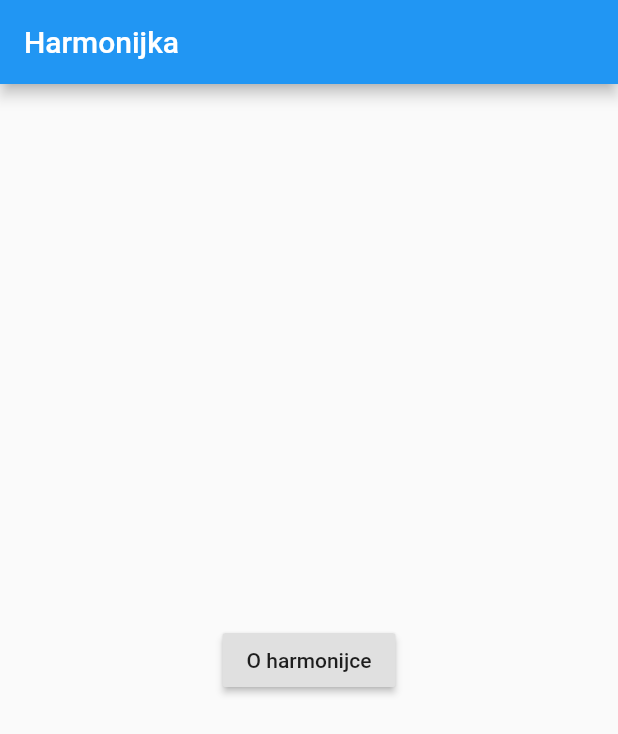
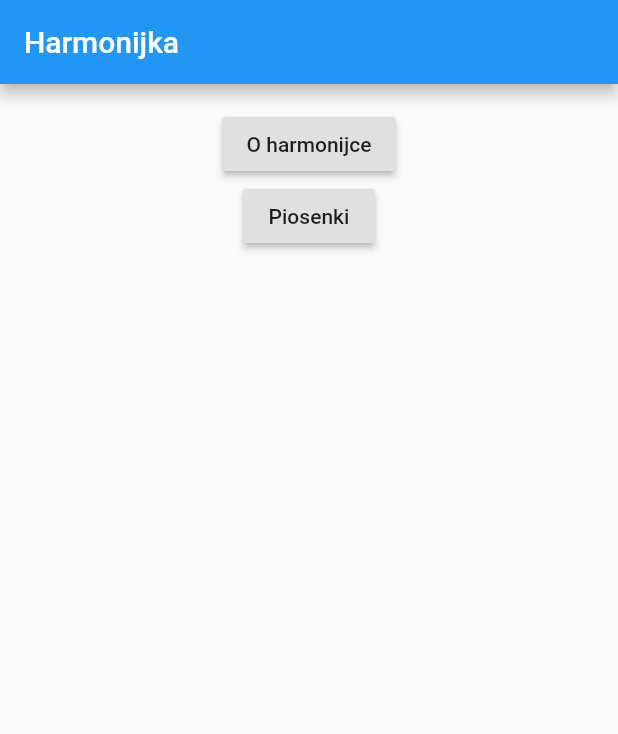
Before and after one commit to RobertKrzywina/Harmonica, a Flutter app: the screen it shows after launch, on a phone screen of 412 x 824 dp. Shown: the top 734 px of the screen. Run offline on Flutter 3.47's test engine with Material 2 defaults, Android fonts, the phone set to English and light mode, and no system bars.

Commit message:
Add songs schema

```diff
--- a/lib/main.dart
+++ b/lib/main.dart
@@ -1,5 +1,6 @@
 import 'package:flutter/material.dart';
 import 'package:harmonijka/aboutHarmonica.dart';
+import 'package:harmonijka/songs.dart';
 import 'shared/constants.dart';
 
 void main() => runApp(MyApp());
@@ -23,15 +24,28 @@ class HomeScreen extends StatelessWidget {
         appBar: AppBar(
           title: Text(HARMONICA),
         ),
-        body: Center(
-          child: RaisedButton(
+        body: Container(
+          padding: EdgeInsets.all(16.0),
+          width: MediaQuery.of(context).size.width,
+          child: Column(
+            children: <Widget>[
+              RaisedButton(
                 child: Text(ABOUT_HARMONICA),
                 onPressed: () {
                   Navigator.push(context,
                       MaterialPageRoute(builder: (context) => AboutHarmonica()));
                 },
               ),
+              RaisedButton(
+                child: Text(SONGS),
+                onPressed: () {
+                  Navigator.push(context,
+                      MaterialPageRoute(builder: (context) => Songs()));
+                },
               ),
+            ],
+          ),
+        )
       ),
     );
   }
--- a/lib/shared/constants.dart
+++ b/lib/shared/constants.dart
@@ -10,3 +10,4 @@ const String RICHTER = 'strój Richtera, w tonacji';
 const String OCTAVES = 'Oznaczenia oktaw na diagramie:';
 const String SOURCE = 'Źródło: ';
 const String MOUTH_HARMONICA_LINK = 'https://pl.wikipedia.org/wiki/Harmonijka_ustna';
+const String SONGS = 'Piosenki';
```
Also changed, not shown: lib/song.dart (added, +16 -0 lines), lib/songs.dart (added, +41 -0 lines). Lines whose indentation alone changed are shown as unchanged.
